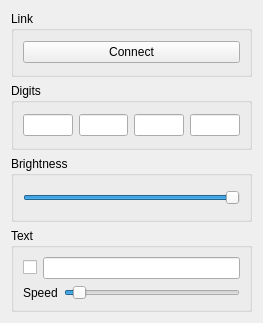
First picture: the form in host/gui/numled_main.ui, repository mauricetermeer/usbnumled, before the edit.
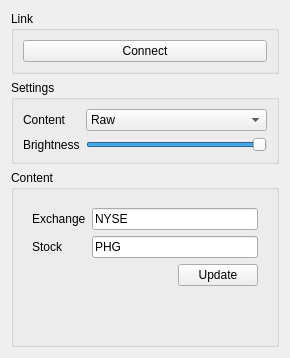
Second picture: the form after the edit.

Commit message: extended gui with stock quotes and time

```diff
--- a/host/gui/numled_main.ui
+++ b/host/gui/numled_main.ui
@@ -6,8 +6,8 @@
    <rect>
     <x>0</x>
     <y>0</y>
-    <width>263</width>
-    <height>323</height>
+    <width>290</width>
+    <height>358</height>
    </rect>
   </property>
   <property name="windowTitle">
@@ -33,47 +33,48 @@
    <item>
     <widget class="QGroupBox" name="groupBox_2">
      <property name="title">
-      <string>Digits</string>
+      <string>Settings</string>
      </property>
-     <layout class="QHBoxLayout" name="horizontalLayout_2">
-      <item>
-       <widget class="QLineEdit" name="lineEdit0">
-        <property name="maxLength">
-         <number>2</number>
+     <layout class="QGridLayout" name="gridLayout">
+      <item row="0" column="0">
+       <widget class="QLabel" name="labelContent">
+        <property name="text">
+         <string>Content</string>
         </property>
        </widget>
       </item>
-      <item>
-       <widget class="QLineEdit" name="lineEdit1">
-        <property name="maxLength">
-         <number>2</number>
-        </property>
+      <item row="0" column="1">
+       <widget class="QComboBox" name="comboBoxContent">
+        <item>
+         <property name="text">
+          <string>Raw</string>
+         </property>
+        </item>
+        <item>
+         <property name="text">
+          <string>Text</string>
+         </property>
+        </item>
+        <item>
+         <property name="text">
+          <string>Stock</string>
+         </property>
+        </item>
+        <item>
+         <property name="text">
+          <string>Time</string>
+         </property>
+        </item>
        </widget>
       </item>
-      <item>
-       <widget class="QLineEdit" name="lineEdit2">
-        <property name="maxLength">
-         <number>2</number>
+      <item row="1" column="0">
+       <widget class="QLabel" name="labelBrightness">
+        <property name="text">
+         <string>Brightness</string>
         </property>
        </widget>
       </item>
-      <item>
-       <widget class="QLineEdit" name="lineEdit3">
-        <property name="maxLength">
-         <number>2</number>
-        </property>
-       </widget>
-      </item>
-     </layout>
-    </widget>
-   </item>
-   <item>
-    <widget class="QGroupBox" name="groupBox_3">
-     <property name="title">
-      <string>Brightness</string>
-     </property>
-     <layout class="QHBoxLayout" name="horizontalLayout">
-      <item>
+      <item row="1" column="1">
        <widget class="QSlider" name="horizontalSliderBrightness">
         <property name="maximum">
          <number>255</number>
@@ -92,55 +93,218 @@
    <item>
     <widget class="QGroupBox" name="groupBox_4">
      <property name="title">
-      <string>Text</string>
+      <string>Content</string>
      </property>
-     <layout class="QVBoxLayout" name="verticalLayout">
+     <layout class="QHBoxLayout" name="horizontalLayout">
       <item>
-       <layout class="QHBoxLayout" name="horizontalLayout_5">
-        <item>
-         <widget class="QCheckBox" name="checkBoxText">
-          <property name="text">
-           <string/>
-          </property>
-         </widget>
-        </item>
-        <item>
-         <widget class="QLineEdit" name="lineEditText"/>
-        </item>
-       </layout>
-      </item>
-      <item>
-       <layout class="QHBoxLayout" name="horizontalLayout_3">
-        <item>
-         <widget class="QLabel" name="label">
-          <property name="text">
-           <string>Speed</string>
-          </property>
-         </widget>
-        </item>
-        <item>
-         <widget class="QSlider" name="horizontalSliderSpeed">
-          <property name="minimum">
-           <number>1</number>
-          </property>
-          <property name="maximum">
-           <number>1000</number>
-          </property>
-          <property name="singleStep">
-           <number>1</number>
-          </property>
-          <property name="pageStep">
-           <number>10</number>
-          </property>
-          <property name="value">
-           <number>50</number>
-          </property>
-          <property name="orientation">
-           <enum>Qt::Horizontal</enum>
-          </property>
-         </widget>
-        </item>
-       </layout>
+       <widget class="QStackedWidget" name="stackedWidget">
+        <property name="currentIndex">
+         <number>2</number>
+        </property>
+        <widget class="QWidget" name="page">
+         <layout class="QGridLayout" name="gridLayout_4">
+          <item row="0" column="0">
+           <widget class="QLineEdit" name="lineEdit0">
+            <property name="maxLength">
+             <number>2</number>
+            </property>
+           </widget>
+          </item>
+          <item row="0" column="1">
+           <widget class="QLineEdit" name="lineEdit1">
+            <property name="maxLength">
+             <number>2</number>
+            </property>
+           </widget>
+          </item>
+          <item row="0" column="2">
+           <widget class="QLineEdit" name="lineEdit2">
+            <property name="maxLength">
+             <number>2</number>
+            </property>
+           </widget>
+          </item>
+          <item row="0" column="3">
+           <widget class="QLineEdit" name="lineEdit3">
+            <property name="maxLength">
+             <number>2</number>
+            </property>
+           </widget>
+          </item>
+          <item row="1" column="1" colspan="2">
+           <spacer name="verticalSpacer_2">
+            <property name="orientation">
+             <enum>Qt::Vertical</enum>
+            </property>
+            <property name="sizeHint" stdset="0">
+             <size>
+              <width>20</width>
+              <height>67</height>
+             </size>
+            </property>
+           </spacer>
+          </item>
+         </layout>
+        </widget>
+        <widget class="QWidget" name="page_2">
+         <layout class="QGridLayout" name="gridLayout_5">
+          <item row="0" column="0" colspan="2">
+           <widget class="QLineEdit" name="lineEditText"/>
+          </item>
+          <item row="1" column="0">
+           <widget class="QLabel" name="label">
+            <property name="text">
+             <string>Speed</string>
+            </property>
+           </widget>
+          </item>
+          <item row="1" column="1">
+           <widget class="QSlider" name="horizontalSliderSpeed">
+            <property name="minimum">
+             <number>1</number>
+            </property>
+            <property name="maximum">
+             <number>1000</number>
+            </property>
+            <property name="singleStep">
+             <number>1</number>
+            </property>
+            <property name="pageStep">
+             <number>10</number>
+            </property>
+            <property name="value">
+             <number>50</number>
+            </property>
+            <property name="orientation">
+             <enum>Qt::Horizontal</enum>
+            </property>
+           </widget>
+          </item>
+          <item row="2" column="1">
+           <spacer name="verticalSpacer_3">
+            <property name="orientation">
+             <enum>Qt::Vertical</enum>
+            </property>
+            <property name="sizeHint" stdset="0">
+             <size>
+              <width>20</width>
+              <height>46</height>
+             </size>
+            </property>
+           </spacer>
+          </item>
+         </layout>
+        </widget>
+        <widget class="QWidget" name="page_3">
+         <layout class="QGridLayout" name="gridLayout_2">
+          <item row="0" column="0">
+           <widget class="QLabel" name="labelExchange">
+            <property name="text">
+             <string>Exchange</string>
+            </property>
+           </widget>
+          </item>
+          <item row="0" column="1">
+           <widget class="QLineEdit" name="lineEditExchange">
+            <property name="text">
+             <string>NYSE</string>
+            </property>
+           </widget>
+          </item>
+          <item row="1" column="0">
+           <widget class="QLabel" name="labelStock">
+            <property name="text">
+             <string>Stock</string>
+            </property>
+           </widget>
+          </item>
+          <item row="1" column="1">
+           <widget class="QLineEdit" name="lineEditStock">
+            <property name="text">
+             <string>PHG</string>
+            </property>
+           </widget>
+          </item>
+          <item row="2" column="0" colspan="2">
+           <layout class="QHBoxLayout" name="horizontalLayout_6">
+            <item>
+             <widget class="QLabel" name="labelStockStatus">
+              <property name="sizePolicy">
+               <sizepolicy hsizetype="MinimumExpanding" vsizetype="Preferred">
+                <horstretch>0</horstretch>
+                <verstretch>0</verstretch>
+               </sizepolicy>
+              </property>
+              <property name="text">
+               <string/>
+              </property>
+              <property name="textFormat">
+               <enum>Qt::LogText</enum>
+              </property>
+              <property name="wordWrap">
+               <bool>true</bool>
+              </property>
+             </widget>
+            </item>
+            <item>
+             <widget class="QPushButton" name="pushButtonUpdateStock">
+              <property name="text">
+               <string>Update</string>
+              </property>
+             </widget>
+            </item>
+           </layout>
+          </item>
+          <item row="3" column="1">
+           <spacer name="verticalSpacer_4">
+            <property name="orientation">
+             <enum>Qt::Vertical</enum>
+            </property>
+            <property name="sizeHint" stdset="0">
+             <size>
+              <width>20</width>
+              <height>0</height>
+             </size>
+            </property>
+           </spacer>
+          </item>
+         </layout>
+        </widget>
+        <widget class="QWidget" name="page_4">
+         <layout class="QGridLayout" name="gridLayout_3">
+          <item row="0" column="0">
+           <widget class="QLabel" name="labelTimeOffset">
+            <property name="text">
+             <string>Offset</string>
+            </property>
+           </widget>
+          </item>
+          <item row="0" column="1" colspan="2">
+           <widget class="QLineEdit" name="lineEditTimeOffset"/>
+          </item>
+          <item row="1" column="0" colspan="2">
+           <widget class="QLabel" name="labelTime">
+            <property name="text">
+             <string>Current Time</string>
+            </property>
+           </widget>
+          </item>
+          <item row="2" column="2">
+           <spacer name="verticalSpacer">
+            <property name="orientation">
+             <enum>Qt::Vertical</enum>
+            </property>
+            <property name="sizeHint" stdset="0">
+             <size>
+              <width>20</width>
+              <height>46</height>
+             </size>
+            </property>
+           </spacer>
+          </item>
+         </layout>
+        </widget>
+       </widget>
       </item>
      </layout>
     </widget>
```
Left out of the diff: 6 changed lines with no effect on the pictures. The commit also changes 2 other files.
